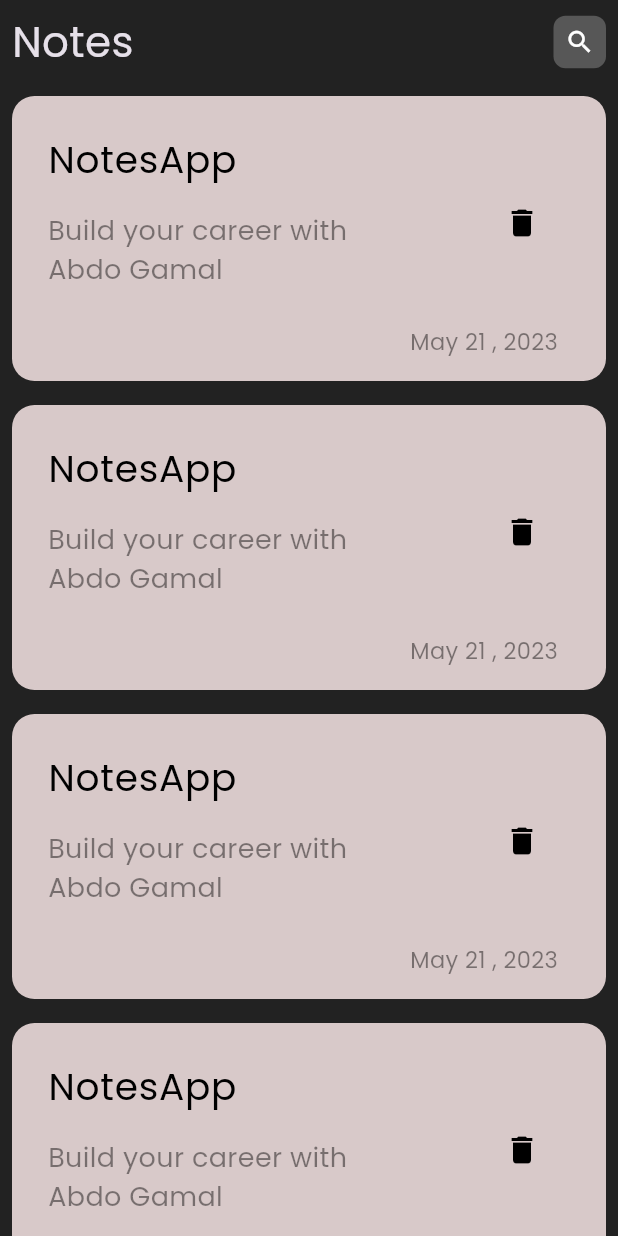
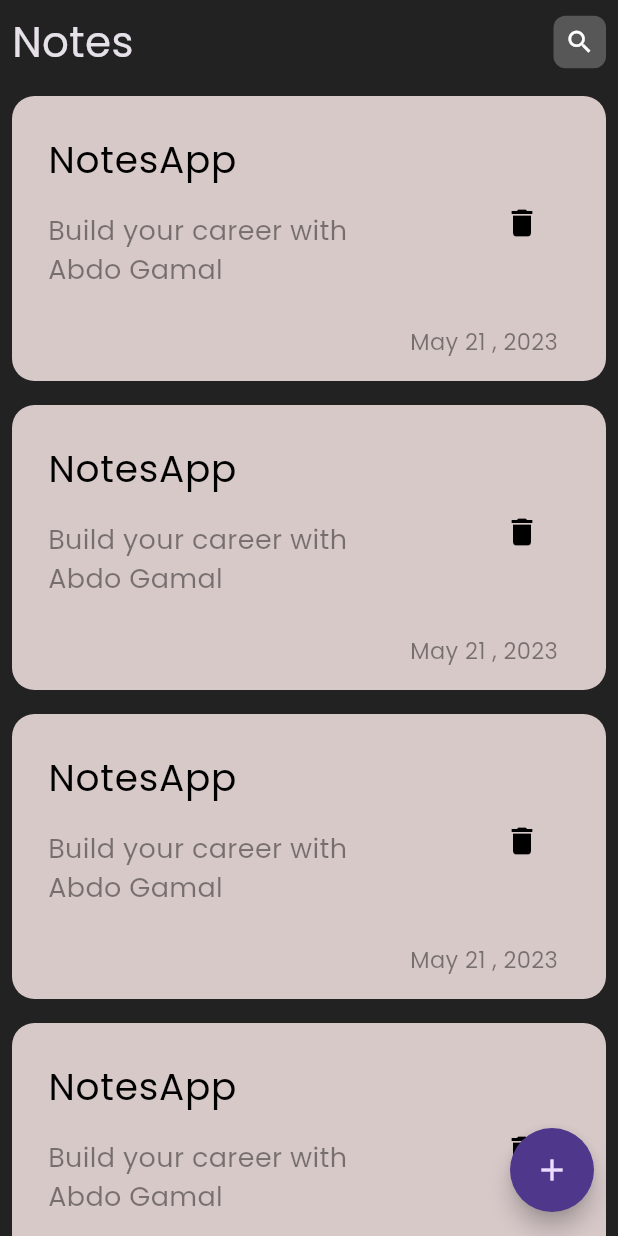
Before and after one commit to AbdoGamal0/notes_app, a Flutter app: the screen it shows after launch, on a phone screen of 412 x 824 dp. Run offline on Flutter 3.47's test engine with Material 3 defaults, Android fonts, the phone set to English and light mode, and no system bars.

Commit message:
add floating action button

```diff
--- a/lib/views/home_view.dart
+++ b/lib/views/home_view.dart
@@ -8,6 +8,11 @@ class HomeView extends StatelessWidget {
   Widget build(BuildContext context) {
     return Scaffold(
       body: NotesViewBody(),
+      floatingActionButton: FloatingActionButton(
+        onPressed: () {},
+        shape: CircleBorder(),
+        child: Icon(Icons.add),
+      ),
     );
   }
 }
```
